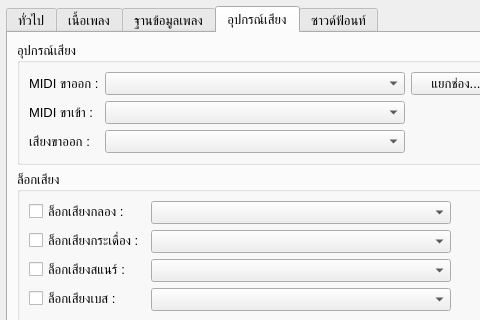
Old version of the form SettingsDialog.ui in the repository Kridthawat339/KaraMixer-Edition; both pictures show x 0 to 480 and y 0 to 320 of the 614 by 487 pixel window.
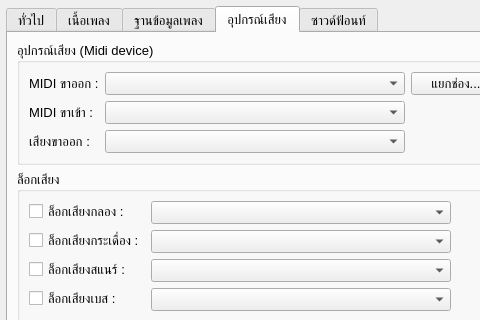
New version of the form. The open tabs and pages were chosen to show the change. Icons and pictures are not drawn.

Commit message: patch-asio-to-windows

The edit to the form file:
```diff
--- a/SettingsDialog.ui
+++ b/SettingsDialog.ui
@@ -1427,7 +1427,7 @@
        <item>
         <widget class="QGroupBox" name="groupBox_7">
          <property name="title">
-          <string>อุปกรณ์เสียง</string>
+          <string>อุปกรณ์เสียง (Midi device)</string>
          </property>
          <layout class="QFormLayout" name="formLayout">
           <item row="0" column="0">
```
The commit also changes 4 other files.
